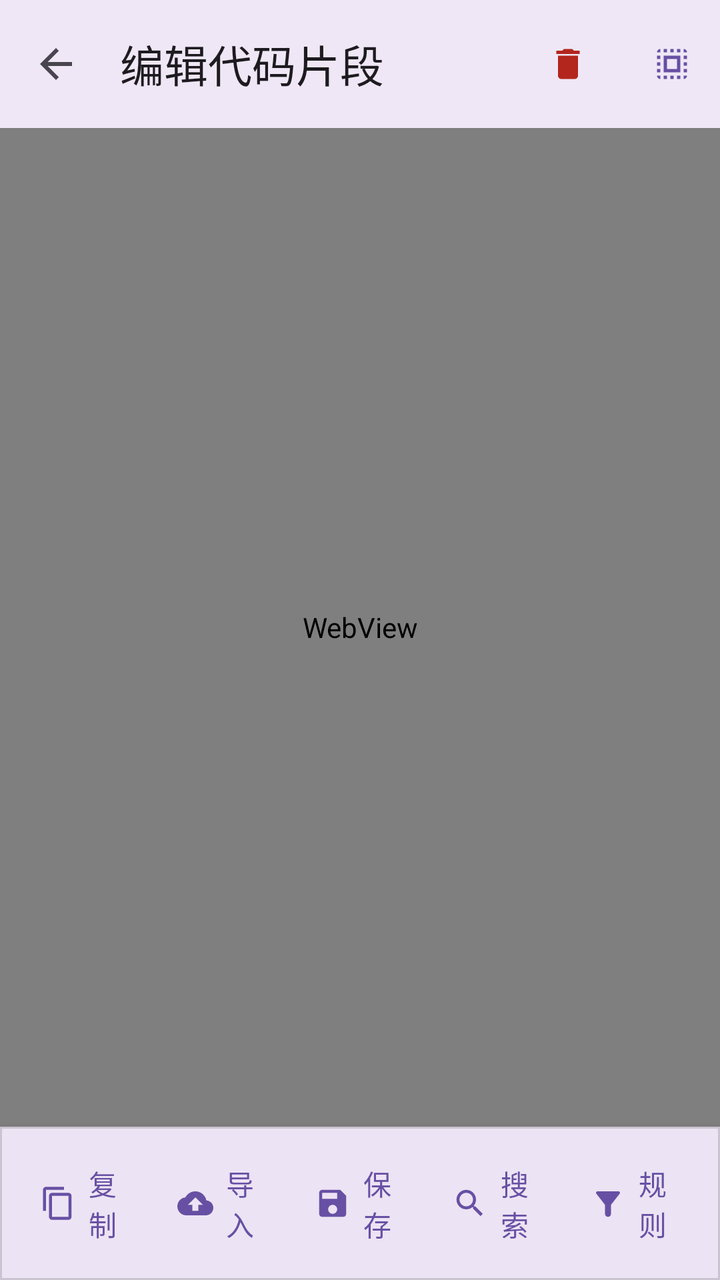
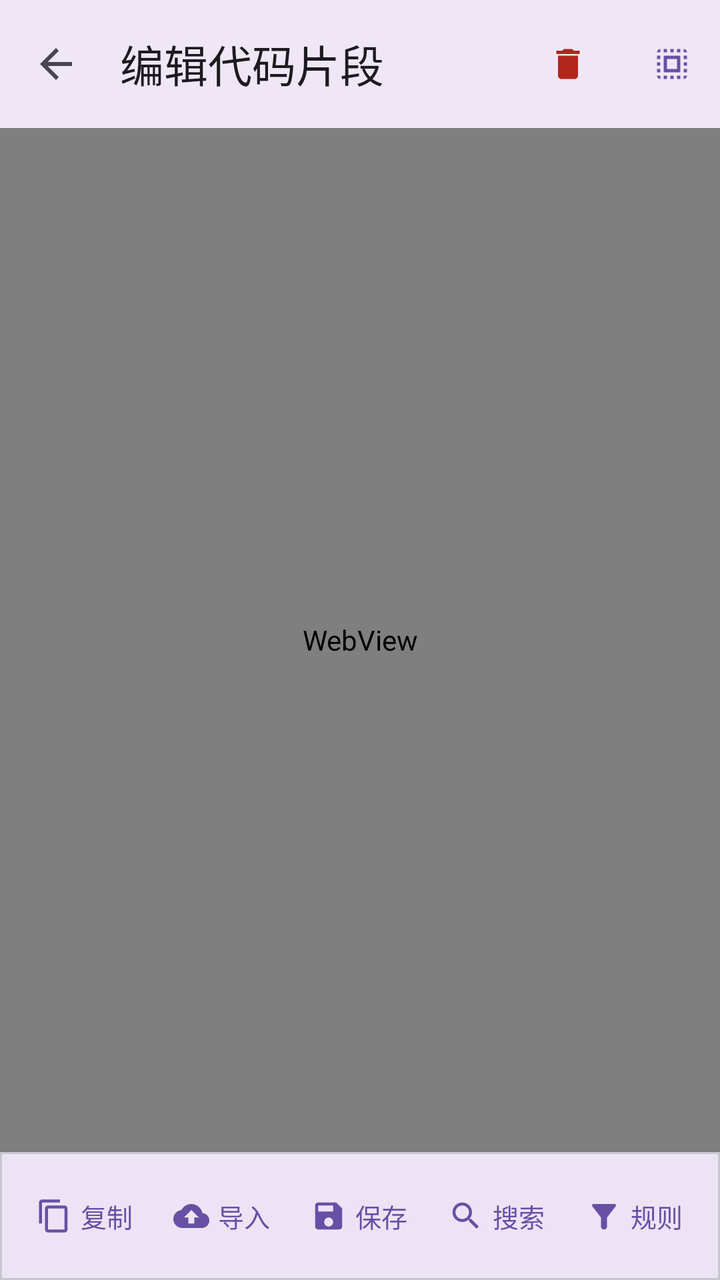

Before-and-after screenshots of an Android layout around one commit, followed by the original layout XML and the change that was made.
<!-- AndroidManifest.xml: application theme AppTheme -->
<!-- res/layout/fragment_snippet_editor.xml -->
<?xml version="1.0" encoding="utf-8"?>
<androidx.coordinatorlayout.widget.CoordinatorLayout xmlns:android="http://schemas.android.com/apk/res/android"
    xmlns:app="http://schemas.android.com/apk/res-auto"
    xmlns:tools="http://schemas.android.com/tools"
    android:layout_width="match_parent"
    android:layout_height="match_parent">

    <LinearLayout
        android:layout_width="match_parent"
        android:layout_height="match_parent"
        android:orientation="vertical">

        <com.google.android.material.appbar.MaterialToolbar
            android:id="@+id/toolbar"
            android:layout_width="match_parent"
            android:layout_height="?attr/actionBarSize"
            android:background="?attr/colorSurface"
            android:elevation="4dp"
            app:navigationIcon="@drawable/ic_arrow_back"
            app:title="编辑代码片段"
            app:titleTextColor="?attr/colorOnSurface">

            <com.google.android.material.button.MaterialButton
                android:id="@+id/btnSelectAll"
                style="@style/Widget.Material3.Button.IconButton"
                android:layout_width="wrap_content"
                android:layout_height="wrap_content"
                android:layout_gravity="end"
                android:layout_marginEnd="0dp"
                android:contentDescription="全选"
                app:icon="@drawable/ic_select_all" />

            <com.google.android.material.button.MaterialButton
                android:id="@+id/btnDelete"
                style="@style/Widget.Material3.Button.IconButton"
                android:layout_width="wrap_content"
                android:layout_height="wrap_content"
                android:layout_gravity="end"
                android:layout_marginEnd="4dp"
                android:contentDescription="删除"
                app:icon="@drawable/ic_delete"
                app:iconTint="?attr/colorError" />
        </com.google.android.material.appbar.MaterialToolbar>

        <com.google.android.material.progressindicator.LinearProgressIndicator
            android:id="@+id/progressBar"
            android:layout_width="match_parent"
            android:layout_height="wrap_content"
            android:indeterminate="true"
            android:visibility="gone"
            tools:visibility="visible" />

        <FrameLayout
            android:id="@+id/webViewContainer"
            android:layout_width="match_parent"
            android:layout_height="0dp"
            android:layout_weight="1"
            android:clickable="true">

            <WebView
                android:id="@+id/webView"
                android:layout_width="match_parent"
                android:layout_height="match_parent"
                android:background="@android:color/white" />

            <com.google.android.material.card.MaterialCardView
                android:id="@+id/searchBar"
                android:layout_width="match_parent"
                android:layout_height="wrap_content"
                android:layout_gravity="top"
                android:layout_margin="8dp"
                android:visibility="gone"
                app:cardElevation="4dp"
                app:cardCornerRadius="8dp">

                <LinearLayout
                    android:layout_width="match_parent"
                    android:layout_height="wrap_content"
                    android:orientation="horizontal"
                    android:padding="8dp"
                    android:gravity="center_vertical">

                    <com.google.android.material.textfield.TextInputLayout
                        android:id="@+id/searchInputLayout"
                        style="@style/Widget.Material3.TextInputLayout.OutlinedBox.Dense"
                        android:layout_width="0dp"
                        android:layout_height="wrap_content"
                        android:layout_weight="1"
                        android:hint="搜索"
                        app:boxCornerRadiusTopStart="4dp"
                        app:boxCornerRadiusTopEnd="4dp"
                        app:boxCornerRadiusBottomStart="4dp"
                        app:boxCornerRadiusBottomEnd="4dp"
                        app:endIconMode="clear_text">

                        <com.google.android.material.textfield.TextInputEditText
                            android:id="@+id/searchInput"
                            android:layout_width="match_parent"
                            android:layout_height="wrap_content"
                            android:imeOptions="actionSearch"
                            android:inputType="text"
                            android:maxLines="1"
                            android:textSize="14sp" />
                    </com.google.android.material.textfield.TextInputLayout>

                    <com.google.android.material.button.MaterialButton
                        android:id="@+id/btnPrevMatch"
                        style="@style/Widget.Material3.Button.IconButton"
                        android:layout_width="wrap_content"
                        android:layout_height="wrap_content"
                        android:contentDescription="上一个"
                        app:icon="@drawable/ic_arrow_up" />

                    <com.google.android.material.button.MaterialButton
                        android:id="@+id/btnNextMatch"
                        style="@style/Widget.Material3.Button.IconButton"
                        android:layout_width="wrap_content"
                        android:layout_height="wrap_content"
                        android:contentDescription="下一个"
                        app:icon="@drawable/ic_arrow_down" />

                    <com.google.android.material.button.MaterialButton
                        android:id="@+id/btnCloseSearch"
                        style="@style/Widget.Material3.Button.IconButton"
                        android:layout_width="wrap_content"
                        android:layout_height="wrap_content"
                        android:contentDescription="关闭"
                        app:icon="@drawable/ic_close" />
                </LinearLayout>
            </com.google.android.material.card.MaterialCardView>
        </FrameLayout>

        <com.google.android.material.card.MaterialCardView
            android:layout_width="match_parent"
            android:layout_height="wrap_content"
            android:layout_margin="0dp"
            app:cardElevation="8dp"
            app:cardCornerRadius="0dp">

            <LinearLayout
                android:layout_width="match_parent"
                android:layout_height="wrap_content"
                android:orientation="horizontal"
                android:padding="8dp"
                android:gravity="center">

                <com.google.android.material.button.MaterialButton
                    android:id="@+id/btnCopy"
                    style="@style/Widget.Material3.Button.TextButton.Icon"
                    android:layout_width="0dp"
                    android:layout_height="wrap_content"
                    android:layout_weight="1"
                    android:text="复制"
                    app:icon="@drawable/ic_content_copy" />

                <com.google.android.material.button.MaterialButton
                    android:id="@+id/btnImport"
                    style="@style/Widget.Material3.Button.TextButton.Icon"
                    android:layout_width="0dp"
                    android:layout_height="wrap_content"
                    android:layout_weight="1"
                    android:text="导入"
                    app:icon="@drawable/ic_cloud_upload" />

                <com.google.android.material.button.MaterialButton
                    android:id="@+id/btnSave"
                    style="@style/Widget.Material3.Button.TextButton.Icon"
                    android:layout_width="0dp"
                    android:layout_height="wrap_content"
                    android:layout_weight="1"
                    android:text="保存"
                    app:icon="@drawable/ic_save" />

                <com.google.android.material.button.MaterialButton
                    android:id="@+id/btnSearch"
                    style="@style/Widget.Material3.Button.TextButton.Icon"
                    android:layout_width="0dp"
                    android:layout_height="wrap_content"
                    android:layout_weight="1"
                    android:text="搜索"
                    app:icon="@drawable/ic_search" />

                <com.google.android.material.button.MaterialButton
                    android:id="@+id/btnRule"
                    style="@style/Widget.Material3.Button.TextButton.Icon"
                    android:layout_width="0dp"
                    android:layout_height="wrap_content"
                    android:layout_weight="1"
                    android:text="规则"
                    app:icon="@drawable/ic_rule" />
            </LinearLayout>
        </com.google.android.material.card.MaterialCardView>
    </LinearLayout>

</androidx.coordinatorlayout.widget.CoordinatorLayout>
<!-- resources referenced by this layout -->
<resources>
  <!-- drawable ic_arrow_down (drawable) -->
  <vector xmlns:android="http://schemas.android.com/apk/res/android"
      android:width="24dp"
      android:height="24dp"
      android:viewportWidth="24"
      android:viewportHeight="24">
      <path
          android:fillColor="?attr/colorControlNormal"
          android:pathData="M7.41,8.59L12,13.17l4.59,-4.58L18,10l-6,6 -6,-6 1.41,-1.41z"/>
  </vector>
  <!-- drawable ic_arrow_up (drawable) -->
  <vector xmlns:android="http://schemas.android.com/apk/res/android"
      android:width="24dp"
      android:height="24dp"
      android:viewportWidth="24"
      android:viewportHeight="24">
      <path
          android:fillColor="?attr/colorControlNormal"
          android:pathData="M7.41,15.41L12,10.83l4.59,4.58L18,14l-6,-6 -6,6z"/>
  </vector>
  <style name="AppTheme" parent="Base.AppTheme" />
  <style name="Base.AppTheme" parent="Theme.Material3.DayNight.NoActionBar">
      
      
    </style>
  <!-- unchanged entries left out for length: 9 -->
</resources>

<!-- the commit's change to res/layout/fragment_snippet_editor.xml (unified diff, before → after) -->
@@ -17,7 +17,7 @@
             android:background="?attr/colorSurface"
             android:elevation="4dp"
             app:navigationIcon="@drawable/ic_arrow_back"
-            app:title="编辑代码片段"
+            app:title="@string/snippet_edit_title"
             app:titleTextColor="?attr/colorOnSurface">
 
             <com.google.android.material.button.MaterialButton
@@ -27,7 +27,7 @@
                 android:layout_height="wrap_content"
                 android:layout_gravity="end"
                 android:layout_marginEnd="0dp"
-                android:contentDescription="全选"
+                android:contentDescription="@string/snippet_select_all"
                 app:icon="@drawable/ic_select_all" />
 
             <com.google.android.material.button.MaterialButton
@@ -37,7 +37,7 @@
                 android:layout_height="wrap_content"
                 android:layout_gravity="end"
                 android:layout_marginEnd="4dp"
-                android:contentDescription="删除"
+                android:contentDescription="@string/delete"
                 app:icon="@drawable/ic_delete"
                 app:iconTint="?attr/colorError" />
         </com.google.android.material.appbar.MaterialToolbar>
@@ -86,7 +86,7 @@
                         android:layout_width="0dp"
                         android:layout_height="wrap_content"
                         android:layout_weight="1"
-                        android:hint="搜索"
+                        android:hint="@string/snippet_search"
                         app:boxCornerRadiusTopStart="4dp"
                         app:boxCornerRadiusTopEnd="4dp"
                         app:boxCornerRadiusBottomStart="4dp"
@@ -108,7 +108,7 @@
                         style="@style/Widget.Material3.Button.IconButton"
                         android:layout_width="wrap_content"
                         android:layout_height="wrap_content"
-                        android:contentDescription="上一个"
+                        android:contentDescription="@string/snippet_previous"
                         app:icon="@drawable/ic_arrow_up" />
 
                     <com.google.android.material.button.MaterialButton
@@ -116,7 +116,7 @@
                         style="@style/Widget.Material3.Button.IconButton"
                         android:layout_width="wrap_content"
                         android:layout_height="wrap_content"
-                        android:contentDescription="下一个"
+                        android:contentDescription="@string/snippet_next"
                         app:icon="@drawable/ic_arrow_down" />
 
                     <com.google.android.material.button.MaterialButton
@@ -124,7 +124,7 @@
                         style="@style/Widget.Material3.Button.IconButton"
                         android:layout_width="wrap_content"
                         android:layout_height="wrap_content"
-                        android:contentDescription="关闭"
+                        android:contentDescription="@string/domain_close"
                         app:icon="@drawable/ic_close" />
                 </LinearLayout>
             </com.google.android.material.card.MaterialCardView>
@@ -150,7 +150,7 @@
                     android:layout_width="0dp"
                     android:layout_height="wrap_content"
                     android:layout_weight="1"
-                    android:text="复制"
+                    android:text="@string/snippet_copy"
                     app:icon="@drawable/ic_content_copy" />
 
                 <com.google.android.material.button.MaterialButton
@@ -159,7 +159,7 @@
                     android:layout_width="0dp"
                     android:layout_height="wrap_content"
                     android:layout_weight="1"
-                    android:text="导入"
+                    android:text="@string/snippet_import"
                     app:icon="@drawable/ic_cloud_upload" />
 
                 <com.google.android.material.button.MaterialButton
@@ -168,7 +168,7 @@
                     android:layout_width="0dp"
                     android:layout_height="wrap_content"
                     android:layout_weight="1"
-                    android:text="保存"
+                    android:text="@string/save"
                     app:icon="@drawable/ic_save" />
 
                 <com.google.android.material.button.MaterialButton
@@ -177,7 +177,7 @@
                     android:layout_width="0dp"
                     android:layout_height="wrap_content"
                     android:layout_weight="1"
-                    android:text="搜索"
+                    android:text="@string/snippet_search"
                     app:icon="@drawable/ic_search" />
 
                 <com.google.android.material.button.MaterialButton
@@ -186,7 +186,7 @@
                     android:layout_width="0dp"
                     android:layout_height="wrap_content"
                     android:layout_weight="1"
-                    android:text="规则"
+                    android:text="@string/snippet_rule_label"
                     app:icon="@drawable/ic_rule" />
             </LinearLayout>
         </com.google.android.material.card.MaterialCardView>
<!-- resource entries referenced after the edit -->
@@ -20,11 +20,65 @@
           android:fillColor="?attr/colorControlNormal"
           android:pathData="M7.41,15.41L12,10.83l4.59,4.58L18,14l-6,-6 -6,6z"/>
   </vector>
+  <string name="delete">删除</string>
+  <string name="domain_close">关闭</string>
+  <string name="save">保存</string>
+  <string name="snippet_copy">复制</string>
+  <string name="snippet_edit_title">编辑代码片段</string>
+  <string name="snippet_import">导入</string>
+  <string name="snippet_next">下一个</string>
+  <string name="snippet_previous">上一个</string>
+  <string name="snippet_rule_label">规则</string>
+  <string name="snippet_search">搜索</string>
+  <string name="snippet_select_all">全选</string>
   <style name="AppTheme" parent="Base.AppTheme" />
   <style name="Base.AppTheme" parent="Theme.Material3.DayNight.NoActionBar">
       
       
+  
+      
+      <item name="android:textViewStyle">@style/AppTextView</item>
+      <item name="android:buttonStyle">@style/AppButton</item>
+      <item name="materialButtonStyle">@style/AppMaterialButton</item>
+      <item name="chipStyle">@style/AppChip</item>
     </style>
+  <style name="AppTextView" parent="@android:style/Widget.DeviceDefault.TextView">
+      <item name="android:breakStrategy">simple</item>
+      <item name="android:hyphenationFrequency">full</item>
+      <item name="android:ellipsize">end</item>
+      <item name="android:justificationMode">inter_word</item>
+      <item name="android:textIsSelectable">false</item>
+    </style>
+  <style name="AppButton" parent="Widget.Material3.Button">
+      <item name="android:minHeight">@dimen/app_button_min_height</item>
+      <item name="android:minWidth">@dimen/app_button_min_width</item>
+      <item name="android:maxLines">2</item>
+      <item name="android:ellipsize">end</item>
+      <item name="android:paddingStart">@dimen/app_button_padding_h</item>
+      <item name="android:paddingEnd">@dimen/app_button_padding_h</item>
+      <item name="android:breakStrategy">simple</item>
+      <item name="android:hyphenationFrequency">full</item>
+      <item name="android:textSize">@dimen/app_button_text_size</item>
+    </style>
+  <style name="AppMaterialButton" parent="Widget.Material3.Button">
+      <item name="android:minHeight">@dimen/app_button_min_height</item>
+      <item name="android:minWidth">@dimen/app_button_min_width</item>
+      <item name="android:maxLines">2</item>
+      <item name="android:ellipsize">end</item>
+      <item name="android:paddingStart">@dimen/app_button_padding_h</item>
+      <item name="android:paddingEnd">@dimen/app_button_padding_h</item>
+      <item name="android:breakStrategy">simple</item>
+      <item name="android:hyphenationFrequency">full</item>
+      <item name="android:textAllCaps">false</item>
+      <item name="android:textSize">@dimen/app_button_text_size</item>
+    </style>
+  <style name="AppChip" parent="Widget.Material3.Chip.Assist">
+      <item name="android:textIsSelectable">false</item>
+    </style>
+  <dimen name="app_button_min_height">48dp</dimen>
+  <dimen name="app_button_min_width">112dp</dimen>
+  <dimen name="app_button_padding_h">10dp</dimen>
+  <dimen name="app_button_text_size">13sp</dimen>
   <!-- unchanged entries left out for length: 9 -->
 </resources>
 
